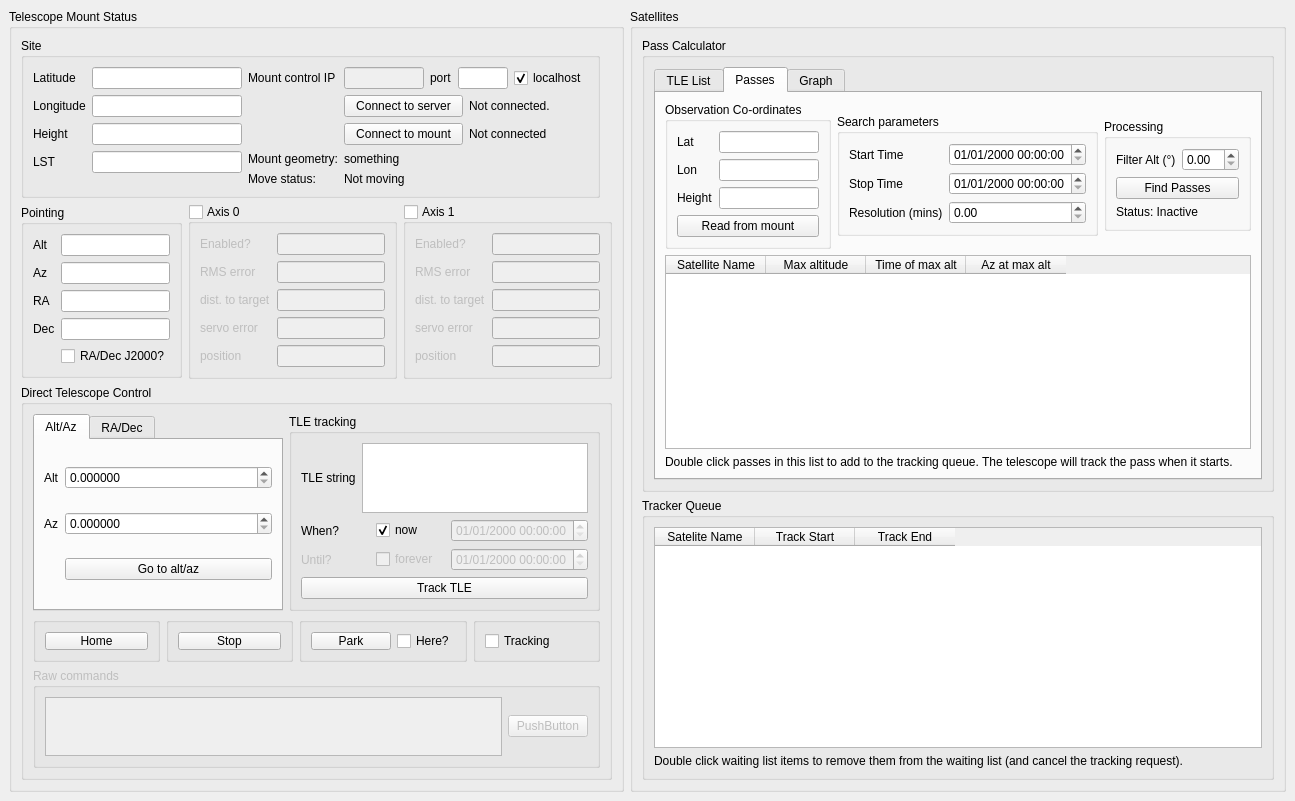
Old version of the form mainwindow.ui in the repository dldlowndes/LD_QuarcOGS.
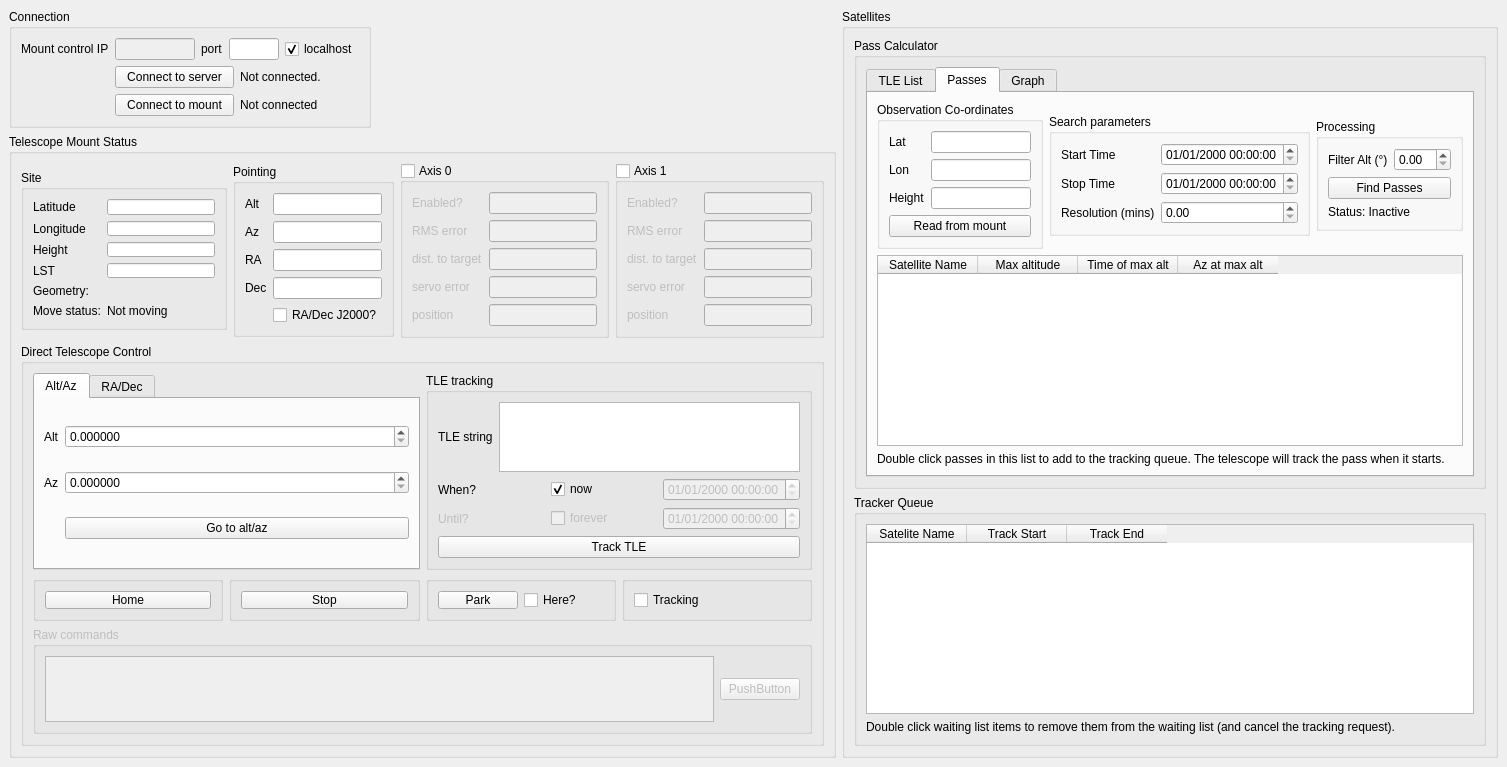
New version of the form. The open tabs and pages were chosen to show the change.

Commit message: - Turn whole telescope interface on/off - Autosize columns in tables

Diff of the .ui file:
```diff
--- a/mainwindow.ui
+++ b/mainwindow.ui
@@ -14,230 +14,19 @@
    <string>MainWindow</string>
   </property>
   <widget class="QWidget" name="centralwidget">
-   <layout class="QGridLayout" name="gridLayout_9">
-    <item row="0" column="0">
-     <widget class="QGroupBox" name="group_Telescope">
-      <property name="sizePolicy">
-       <sizepolicy hsizetype="Expanding" vsizetype="Expanding">
-        <horstretch>0</horstretch>
-        <verstretch>0</verstretch>
-       </sizepolicy>
-      </property>
-      <property name="title">
-       <string>Telescope Mount Status</string>
-      </property>
       <layout class="QGridLayout" name="gridLayout_20">
        <item row="0" column="0">
-        <widget class="QGroupBox" name="box_MountSite">
-         <property name="sizePolicy">
-          <sizepolicy hsizetype="Fixed" vsizetype="Fixed">
-           <horstretch>0</horstretch>
-           <verstretch>0</verstretch>
-          </sizepolicy>
-         </property>
-         <property name="minimumSize">
-          <size>
-           <width>0</width>
-           <height>160</height>
-          </size>
-         </property>
-         <property name="maximumSize">
-          <size>
-           <width>16777215</width>
-           <height>160</height>
-          </size>
-         </property>
+     <layout class="QVBoxLayout" name="verticalLayout">
+      <item>
+       <layout class="QHBoxLayout" name="horizontalLayout_6">
+        <item>
+         <widget class="QGroupBox" name="groupBox">
          <property name="title">
-          <string>Site</string>
-         </property>
-         <layout class="QGridLayout" name="gridLayout_21">
+           <string>Connection</string>
+          </property>
+          <layout class="QGridLayout" name="gridLayout_9">
           <item row="0" column="0">
-           <layout class="QFormLayout" name="formLayout_2">
-            <item row="0" column="0">
-             <widget class="QLabel" name="label_telescope_lat">
-              <property name="text">
-               <string>Latitude</string>
-              </property>
-             </widget>
-            </item>
-            <item row="0" column="1">
-             <widget class="QLineEdit" name="value_telescope_lat">
-              <property name="sizePolicy">
-               <sizepolicy hsizetype="Fixed" vsizetype="Fixed">
-                <horstretch>0</horstretch>
-                <verstretch>0</verstretch>
-               </sizepolicy>
-              </property>
-              <property name="minimumSize">
-               <size>
-                <width>150</width>
-                <height>0</height>
-               </size>
-              </property>
-              <property name="maximumSize">
-               <size>
-                <width>150</width>
-                <height>16777215</height>
-               </size>
-              </property>
-              <property name="readOnly">
-               <bool>true</bool>
-              </property>
-             </widget>
-            </item>
-            <item row="1" column="0">
-             <widget class="QLabel" name="label_telescope_lon">
-              <property name="text">
-               <string>Longitude</string>
-              </property>
-             </widget>
-            </item>
-            <item row="1" column="1">
-             <widget class="QLineEdit" name="value_telescope_lon">
-              <property name="sizePolicy">
-               <sizepolicy hsizetype="Fixed" vsizetype="Fixed">
-                <horstretch>0</horstretch>
-                <verstretch>0</verstretch>
-               </sizepolicy>
-              </property>
-              <property name="minimumSize">
-               <size>
-                <width>150</width>
-                <height>0</height>
-               </size>
-              </property>
-              <property name="maximumSize">
-               <size>
-                <width>150</width>
-                <height>16777215</height>
-               </size>
-              </property>
-              <property name="readOnly">
-               <bool>true</bool>
-              </property>
-             </widget>
-            </item>
-            <item row="2" column="0">
-             <widget class="QLabel" name="label_telescope_height">
-              <property name="text">
-               <string>Height</string>
-              </property>
-             </widget>
-            </item>
-            <item row="2" column="1">
-             <widget class="QLineEdit" name="value_telescope_height">
-              <property name="sizePolicy">
-               <sizepolicy hsizetype="Fixed" vsizetype="Fixed">
-                <horstretch>0</horstretch>
-                <verstretch>0</verstretch>
-               </sizepolicy>
-              </property>
-              <property name="minimumSize">
-               <size>
-                <width>150</width>
-                <height>0</height>
-               </size>
-              </property>
-              <property name="maximumSize">
-               <size>
-                <width>150</width>
-                <height>16777215</height>
-               </size>
-              </property>
-              <property name="readOnly">
-               <bool>true</bool>
-              </property>
-             </widget>
-            </item>
-            <item row="3" column="0">
-             <widget class="QLabel" name="label_lst">
-              <property name="text">
-               <string>LST</string>
-              </property>
-             </widget>
-            </item>
-            <item row="3" column="1">
-             <widget class="QLineEdit" name="value_lst">
-              <property name="sizePolicy">
-               <sizepolicy hsizetype="Fixed" vsizetype="Fixed">
-                <horstretch>0</horstretch>
-                <verstretch>0</verstretch>
-               </sizepolicy>
-              </property>
-              <property name="minimumSize">
-               <size>
-                <width>150</width>
-                <height>0</height>
-               </size>
-              </property>
-              <property name="maximumSize">
-               <size>
-                <width>150</width>
-                <height>16777215</height>
-               </size>
-              </property>
-              <property name="readOnly">
-               <bool>true</bool>
-              </property>
-             </widget>
-            </item>
-           </layout>
-          </item>
-          <item row="0" column="1">
            <layout class="QGridLayout" name="gridLayout_12">
-            <item row="4" column="0">
-             <widget class="QLabel" name="label_MoveStatus">
-              <property name="text">
-               <string>Move status:</string>
-              </property>
-             </widget>
-            </item>
-            <item row="1" column="1">
-             <layout class="QHBoxLayout" name="horizontalLayout_2">
-              <item>
-               <widget class="QPushButton" name="button_connect_server">
-                <property name="text">
-                 <string>Connect to server</string>
-                </property>
-               </widget>
-              </item>
-              <item>
-               <widget class="QLabel" name="value_server_connected">
-                <property name="text">
-                 <string>Not connected.</string>
-                </property>
-               </widget>
-              </item>
-             </layout>
-            </item>
-            <item row="3" column="1">
-             <widget class="QLabel" name="value_Geometry">
-              <property name="text">
-               <string>something</string>
-              </property>
-             </widget>
-            </item>
-            <item row="0" column="0">
-             <widget class="QLabel" name="label_ip">
-              <property name="text">
-               <string>Mount control IP</string>
-              </property>
-             </widget>
-            </item>
-            <item row="3" column="0">
-             <widget class="QLabel" name="label_Geometry">
-              <property name="text">
-               <string>Mount geometry:</string>
-              </property>
-             </widget>
-            </item>
-            <item row="4" column="1">
-             <widget class="QLabel" name="value_MoveStatus">
-              <property name="text">
-               <string>Not moving</string>
-              </property>
-             </widget>
-            </item>
             <item row="0" column="1">
              <layout class="QHBoxLayout" name="horizontalLayout">
               <item>
@@ -309,6 +98,13 @@
               </item>
              </layout>
             </item>
+             <item row="0" column="0">
+              <widget class="QLabel" name="label_ip">
+               <property name="text">
+                <string>Mount control IP</string>
+               </property>
+              </widget>
+             </item>
             <item row="2" column="1">
              <layout class="QHBoxLayout" name="horizontalLayout_5">
               <item>
@@ -327,109 +123,62 @@
               </item>
              </layout>
             </item>
+             <item row="1" column="1">
+              <layout class="QHBoxLayout" name="horizontalLayout_2">
+               <item>
+                <widget class="QPushButton" name="button_connect_server">
+                 <property name="text">
+                  <string>Connect to server</string>
+                 </property>
+                </widget>
+               </item>
+               <item>
+                <widget class="QLabel" name="value_server_connected">
+                 <property name="text">
+                  <string>Not connected.</string>
+                 </property>
+                </widget>
+               </item>
            </layout>
           </item>
          </layout>
-        </widget>
-       </item>
-       <item row="1" column="0">
+           </item>
+          </layout>
+         </widget>
+        </item>
+        <item>
+         <spacer name="horizontalSpacer_2">
+          <property name="orientation">
+           <enum>Qt::Horizontal</enum>
+          </property>
+          <property name="sizeHint" stdset="0">
+           <size>
+            <width>40</width>
+            <height>20</height>
+           </size>
+          </property>
+         </spacer>
+        </item>
+       </layout>
+      </item>
+      <item>
+       <widget class="QGroupBox" name="group_Telescope_Status">
+        <property name="enabled">
+         <bool>true</bool>
+        </property>
+        <property name="sizePolicy">
+         <sizepolicy hsizetype="Expanding" vsizetype="Expanding">
+          <horstretch>0</horstretch>
+          <verstretch>0</verstretch>
+         </sizepolicy>
+        </property>
+        <property name="title">
+         <string>Telescope Mount Status</string>
+        </property>
+        <layout class="QGridLayout" name="gridLayout_33">
+         <item row="0" column="0">
         <layout class="QGridLayout" name="gridLayout_18">
-         <item row="0" column="2">
-          <widget class="QGroupBox" name="box_Axis1">
-           <property name="sizePolicy">
-            <sizepolicy hsizetype="Fixed" vsizetype="Fixed">
-             <horstretch>0</horstretch>
-             <verstretch>0</verstretch>
-            </sizepolicy>
-           </property>
-           <property name="title">
-            <string>Axis 1</string>
-           </property>
-           <property name="checkable">
-            <bool>true</bool>
-           </property>
-           <property name="checked">
-            <bool>false</bool>
-           </property>
-           <layout class="QGridLayout" name="gridLayout_17">
-            <item row="0" column="0">
-             <layout class="QFormLayout" name="formLayout_5">
-              <item row="0" column="0">
-               <widget class="QLabel" name="label_a1_enabled">
-                <property name="text">
-                 <string>Enabled?</string>
-                </property>
-               </widget>
-              </item>
               <item row="0" column="1">
-               <widget class="QLineEdit" name="value_a1_enabled">
-                <property name="readOnly">
-                 <bool>true</bool>
-                </property>
-               </widget>
-              </item>
-              <item row="1" column="0">
-               <widget class="QLabel" name="label_a1_rms">
-                <property name="text">
-                 <string>RMS error</string>
-                </property>
-               </widget>
-              </item>
-              <item row="1" column="1">
-               <widget class="QLineEdit" name="value_a1_rms">
-                <property name="readOnly">
-                 <bool>true</bool>
-                </property>
-               </widget>
-              </item>
-              <item row="2" column="0">
-               <widget class="QLabel" name="label_a1_dist">
-                <property name="text">
-                 <string>dist. to target</string>
-                </property>
-               </widget>
-              </item>
-              <item row="2" column="1">
-               <widget class="QLineEdit" name="value_a1_dist">
-                <property name="readOnly">
-                 <bool>true</bool>
-                </property>
-               </widget>
-              </item>
-              <item row="3" column="0">
-               <widget class="QLabel" name="label_a1_servo">
-                <property name="text">
-                 <string>servo error</string>
-                </property>
-               </widget>
-              </item>
-              <item row="3" column="1">
-               <widget class="QLineEdit" name="value_a1_servo">
-                <property name="readOnly">
-                 <bool>true</bool>
-                </property>
-               </widget>
-              </item>
-              <item row="4" column="0">
-               <widget class="QLabel" name="label_a1_position">
-                <property name="text">
-                 <string>position</string>
-                </property>
-               </widget>
-              </item>
-              <item row="4" column="1">
-               <widget class="QLineEdit" name="value_a1_position">
-                <property name="readOnly">
-                 <bool>true</bool>
-                </property>
-               </widget>
-              </item>
-             </layout>
-            </item>
-           </layout>
-          </widget>
-         </item>
-         <item row="0" column="0">
           <widget class="QGroupBox" name="box_MountStatus">
            <property name="sizePolicy">
             <sizepolicy hsizetype="Fixed" vsizetype="Fixed">
@@ -511,7 +260,102 @@
            </layout>
           </widget>
          </item>
+           <item row="0" column="3">
+            <widget class="QGroupBox" name="box_Axis1">
+             <property name="sizePolicy">
+              <sizepolicy hsizetype="Fixed" vsizetype="Fixed">
+               <horstretch>0</horstretch>
+               <verstretch>0</verstretch>
+              </sizepolicy>
+             </property>
+             <property name="title">
+              <string>Axis 1</string>
+             </property>
+             <property name="checkable">
+              <bool>true</bool>
+             </property>
+             <property name="checked">
+              <bool>false</bool>
+             </property>
+             <layout class="QGridLayout" name="gridLayout_17">
+              <item row="0" column="0">
+               <layout class="QFormLayout" name="formLayout_5">
+                <item row="0" column="0">
+                 <widget class="QLabel" name="label_a1_enabled">
+                  <property name="text">
+                   <string>Enabled?</string>
+                  </property>
+                 </widget>
+                </item>
          <item row="0" column="1">
+                 <widget class="QLineEdit" name="value_a1_enabled">
+                  <property name="readOnly">
+                   <bool>true</bool>
+                  </property>
+                 </widget>
+                </item>
+                <item row="1" column="0">
+                 <widget class="QLabel" name="label_a1_rms">
+                  <property name="text">
+                   <string>RMS error</string>
+                  </property>
+                 </widget>
+                </item>
+                <item row="1" column="1">
+                 <widget class="QLineEdit" name="value_a1_rms">
+                  <property name="readOnly">
+                   <bool>true</bool>
+                  </property>
+                 </widget>
+                </item>
+                <item row="2" column="0">
+                 <widget class="QLabel" name="label_a1_dist">
+                  <property name="text">
+                   <string>dist. to target</string>
+                  </property>
+                 </widget>
+                </item>
+                <item row="2" column="1">
+                 <widget class="QLineEdit" name="value_a1_dist">
+                  <property name="readOnly">
+                   <bool>true</bool>
+                  </property>
+                 </widget>
+                </item>
+                <item row="3" column="0">
+                 <widget class="QLabel" name="label_a1_servo">
+                  <property name="text">
+                   <string>servo error</string>
+                  </property>
+                 </widget>
+                </item>
+                <item row="3" column="1">
+                 <widget class="QLineEdit" name="value_a1_servo">
+                  <property name="readOnly">
+                   <bool>true</bool>
+                  </property>
+                 </widget>
+                </item>
+                <item row="4" column="0">
+                 <widget class="QLabel" name="label_a1_position">
+                  <property name="text">
+                   <string>position</string>
+                  </property>
+                 </widget>
+                </item>
+                <item row="4" column="1">
+                 <widget class="QLineEdit" name="value_a1_position">
+                  <property name="readOnly">
+                   <bool>true</bool>
+                  </property>
+                 </widget>
+                </item>
+               </layout>
+              </item>
+             </layout>
+            </widget>
+           </item>
+           <item row="0" column="2">
           <widget class="QGroupBox" name="box_Axis0">
            <property name="enabled">
             <bool>true</bool>
@@ -605,9 +449,192 @@
            </layout>
           </widget>
          </item>
-        </layout>
+           <item row="0" column="0">
+            <widget class="QGroupBox" name="box_MountSite">
+             <property name="sizePolicy">
+              <sizepolicy hsizetype="Fixed" vsizetype="Fixed">
+               <horstretch>0</horstretch>
+               <verstretch>0</verstretch>
+              </sizepolicy>
+             </property>
+             <property name="minimumSize">
+              <size>
+               <width>0</width>
+               <height>160</height>
+              </size>
+             </property>
+             <property name="maximumSize">
+              <size>
+               <width>16777215</width>
+               <height>160</height>
+              </size>
+             </property>
+             <property name="title">
+              <string>Site</string>
+             </property>
+             <layout class="QGridLayout" name="gridLayout_21">
+              <item row="2" column="1">
+               <widget class="QLineEdit" name="value_telescope_height">
+                <property name="sizePolicy">
+                 <sizepolicy hsizetype="Fixed" vsizetype="Fixed">
+                  <horstretch>0</horstretch>
+                  <verstretch>0</verstretch>
+                 </sizepolicy>
+                </property>
+                <property name="minimumSize">
+                 <size>
+                  <width>65</width>
+                  <height>0</height>
+                 </size>
+                </property>
+                <property name="maximumSize">
+                 <size>
+                  <width>150</width>
+                  <height>16777215</height>
+                 </size>
+                </property>
+                <property name="readOnly">
+                 <bool>true</bool>
+                </property>
+               </widget>
        </item>
        <item row="2" column="0">
+               <widget class="QLabel" name="label_telescope_height">
+                <property name="text">
+                 <string>Height</string>
+                </property>
+               </widget>
+              </item>
+              <item row="0" column="1">
+               <widget class="QLineEdit" name="value_telescope_lat">
+                <property name="sizePolicy">
+                 <sizepolicy hsizetype="Fixed" vsizetype="Fixed">
+                  <horstretch>0</horstretch>
+                  <verstretch>0</verstretch>
+                 </sizepolicy>
+                </property>
+                <property name="minimumSize">
+                 <size>
+                  <width>65</width>
+                  <height>0</height>
+                 </size>
+                </property>
+                <property name="maximumSize">
+                 <size>
+                  <width>150</width>
+                  <height>16777215</height>
+                 </size>
+                </property>
+                <property name="readOnly">
+                 <bool>true</bool>
+                </property>
+               </widget>
+              </item>
+              <item row="1" column="0">
+               <widget class="QLabel" name="label_telescope_lon">
+                <property name="text">
+                 <string>Longitude</string>
+                </property>
+               </widget>
+              </item>
+              <item row="1" column="1">
+               <widget class="QLineEdit" name="value_telescope_lon">
+                <property name="sizePolicy">
+                 <sizepolicy hsizetype="Fixed" vsizetype="Fixed">
+                  <horstretch>0</horstretch>
+                  <verstretch>0</verstretch>
+                 </sizepolicy>
+                </property>
+                <property name="minimumSize">
+                 <size>
+                  <width>65</width>
+                  <height>0</height>
+                 </size>
+                </property>
+                <property name="maximumSize">
+                 <size>
+                  <width>150</width>
+                  <height>16777215</height>
+                 </size>
+                </property>
+                <property name="readOnly">
+                 <bool>true</bool>
+                </property>
+               </widget>
+              </item>
+              <item row="3" column="0">
+               <widget class="QLabel" name="label_lst">
+                <property name="text">
+                 <string>LST</string>
+                </property>
+               </widget>
+              </item>
+              <item row="0" column="0">
+               <widget class="QLabel" name="label_telescope_lat">
+                <property name="text">
+                 <string>Latitude</string>
+                </property>
+               </widget>
+              </item>
+              <item row="3" column="1">
+               <widget class="QLineEdit" name="value_lst">
+                <property name="sizePolicy">
+                 <sizepolicy hsizetype="Fixed" vsizetype="Fixed">
+                  <horstretch>0</horstretch>
+                  <verstretch>0</verstretch>
+                 </sizepolicy>
+                </property>
+                <property name="minimumSize">
+                 <size>
+                  <width>65</width>
+                  <height>0</height>
+                 </size>
+                </property>
+                <property name="maximumSize">
+                 <size>
+                  <width>150</width>
+                  <height>16777215</height>
+                 </size>
+                </property>
+                <property name="readOnly">
+                 <bool>true</bool>
+                </property>
+               </widget>
+              </item>
+              <item row="4" column="0">
+               <widget class="QLabel" name="label_Geometry">
+                <property name="text">
+                 <string>Geometry:</string>
+                </property>
+               </widget>
+              </item>
+              <item row="4" column="1">
+               <widget class="QLabel" name="value_Geometry">
+                <property name="text">
+                 <string/>
+                </property>
+               </widget>
+              </item>
+              <item row="5" column="0">
+               <widget class="QLabel" name="label_MoveStatus">
+                <property name="text">
+                 <string>Move status:</string>
+                </property>
+               </widget>
+              </item>
+              <item row="5" column="1">
+               <widget class="QLabel" name="value_MoveStatus">
+                <property name="text">
+                 <string>Not moving</string>
+                </property>
+               </widget>
+              </item>
+             </layout>
+            </widget>
+           </item>
+          </layout>
+         </item>
+         <item row="1" column="0">
         <widget class="QGroupBox" name="groupBox_3">
          <property name="sizePolicy">
           <sizepolicy hsizetype="Preferred" vsizetype="Expanding">
@@ -630,7 +657,7 @@
                </size>
               </property>
               <property name="currentIndex">
-               <number>1</number>
+                 <number>0</number>
               </property>
               <widget class="QWidget" name="tab_goto_altaz">
                <attribute name="title">
@@ -1087,6 +1114,8 @@
       </layout>
      </widget>
     </item>
+     </layout>
+    </item>
     <item row="0" column="1">
      <widget class="QGroupBox" name="group_Satellites">
       <property name="sizePolicy">
@@ -1101,6 +1130,12 @@
       <layout class="QGridLayout" name="gridLayout_8">
        <item row="0" column="0">
         <widget class="QGroupBox" name="group_SatCalc">
+         <property name="sizePolicy">
+          <sizepolicy hsizetype="Preferred" vsizetype="Expanding">
+           <horstretch>0</horstretch>
+           <verstretch>0</verstretch>
+          </sizepolicy>
+         </property>
          <property name="title">
           <string>Pass Calculator</string>
          </property>
@@ -1108,7 +1143,7 @@
           <item row="0" column="0">
            <widget class="QTabWidget" name="tabs_Calculator">
             <property name="currentIndex">
-             <number>1</number>
+             <number>0</number>
             </property>
             <widget class="QWidget" name="tab_TLEs">
              <attribute name="title">
@@ -1170,6 +1205,15 @@
                 </item>
                 <item row="1" column="0">
                  <widget class="QTableWidget" name="table_TLEs">
+                  <property name="verticalScrollBarPolicy">
+                   <enum>Qt::ScrollBarAlwaysOn</enum>
+                  </property>
+                  <property name="horizontalScrollBarPolicy">
+                   <enum>Qt::ScrollBarAlwaysOn</enum>
+                  </property>
+                  <property name="sizeAdjustPolicy">
+                   <enum>QAbstractScrollArea::AdjustIgnored</enum>
+                  </property>
                   <column>
                    <property name="text">
                     <string>Line 1</string>
@@ -1203,28 +1247,11 @@
               <string>Passes</string>
              </attribute>
              <layout class="QGridLayout" name="gridLayout_13">
-              <item row="1" column="0">
-               <widget class="QTableWidget" name="table_Passes">
-                <column>
+              <item row="2" column="0">
+               <widget class="QLabel" name="label_2">
                  <property name="text">
-                  <string>Satellite Name</string>
-                 </property>
-                </column>
-                <column>
-                 <property name="text">
-                  <string>Max altitude</string>
-                 </property>
-                </column>
-                <column>
-                 <property name="text">
-                  <string>Time of max alt</string>
-                 </property>
-                </column>
-                <column>
-                 <property name="text">
-                  <string>Az at max alt</string>
-                 </property>
-                </column>
+                 <string>Double click passes in this list to add to the tracking queue. The telescope will track the pass when it starts.</string>
+                </property>
                </widget>
               </item>
               <item row="0" column="0">
@@ -1410,11 +1437,28 @@
                 </item>
                </layout>
               </item>
-              <item row="2" column="0">
-               <widget class="QLabel" name="label_2">
+              <item row="1" column="0">
+               <widget class="QTableWidget" name="table_Passes">
+                <column>
                 <property name="text">
-                 <string>Double click passes in this list to add to the tracking queue. The telescope will track the pass when it starts.</string>
-                </property>
+                  <string>Satellite Name</string>
+                 </property>
+                </column>
+                <column>
+                 <property name="text">
+                  <string>Max altitude</string>
+                 </property>
+                </column>
+                <column>
+                 <property name="text">
+                  <string>Time of max alt</string>
+                 </property>
+                </column>
+                <column>
+                 <property name="text">
+                  <string>Az at max alt</string>
+                 </property>
+                </column>
                </widget>
               </item>
              </layout>
@@ -1436,6 +1480,12 @@
        </item>
        <item row="1" column="0">
         <widget class="QGroupBox" name="group_SatQueue">
+         <property name="sizePolicy">
+          <sizepolicy hsizetype="Preferred" vsizetype="Expanding">
+           <horstretch>0</horstretch>
+           <verstretch>0</verstretch>
+          </sizepolicy>
+         </property>
          <property name="title">
           <string>Tracker Queue</string>
          </property>
```
Lines whose indentation alone changed are shown as unchanged. The commit also changes 4 other files.
